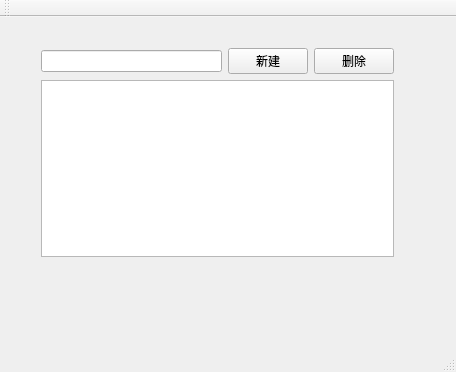
llfWilliam/ToDoList, file mainwindow.ui: the form before one commit.
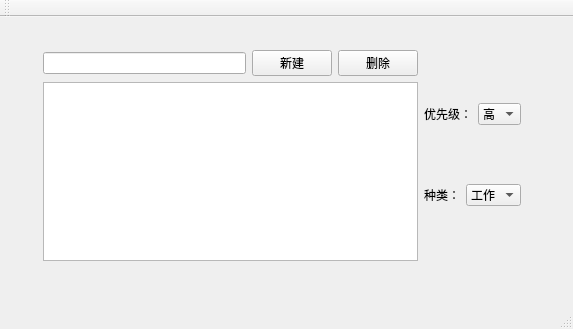
The form after the commit.

```diff
--- a/mainwindow.ui
+++ b/mainwindow.ui
@@ -6,23 +6,25 @@
    <rect>
     <x>0</x>
     <y>0</y>
-    <width>456</width>
-    <height>372</height>
+    <width>573</width>
+    <height>329</height>
    </rect>
   </property>
   <property name="windowTitle">
    <string>MainWindow</string>
   </property>
   <widget class="QWidget" name="centralWidget">
-   <widget class="QWidget" name="layoutWidget">
+   <widget class="QWidget" name="">
     <property name="geometry">
      <rect>
-      <x>30</x>
-      <y>20</y>
-      <width>375</width>
-      <height>231</height>
+      <x>32</x>
+      <y>22</y>
+      <width>500</width>
+      <height>233</height>
      </rect>
     </property>
+    <layout class="QHBoxLayout" name="horizontalLayout_4">
+     <item>
     <layout class="QVBoxLayout" name="verticalLayout">
      <item>
       <layout class="QHBoxLayout" name="horizontalLayout">
@@ -49,6 +51,72 @@
       <widget class="QListWidget" name="taskList"/>
      </item>
     </layout>
+     </item>
+     <item>
+      <layout class="QVBoxLayout" name="verticalLayout_2">
+       <item>
+        <layout class="QHBoxLayout" name="horizontalLayout_2">
+         <item>
+          <widget class="QLabel" name="label">
+           <property name="text">
+            <string>优先级：</string>
+           </property>
+          </widget>
+         </item>
+         <item>
+          <widget class="QComboBox" name="priorityComboBox">
+           <item>
+            <property name="text">
+             <string>高</string>
+            </property>
+           </item>
+           <item>
+            <property name="text">
+             <string>中</string>
+            </property>
+           </item>
+           <item>
+            <property name="text">
+             <string>低</string>
+            </property>
+           </item>
+          </widget>
+         </item>
+        </layout>
+       </item>
+       <item>
+        <layout class="QHBoxLayout" name="horizontalLayout_3">
+         <item>
+          <widget class="QLabel" name="label_2">
+           <property name="text">
+            <string>种类：</string>
+           </property>
+          </widget>
+         </item>
+         <item>
+          <widget class="QComboBox" name="categoryComboBox">
+           <item>
+            <property name="text">
+             <string>工作</string>
+            </property>
+           </item>
+           <item>
+            <property name="text">
+             <string>个人</string>
+            </property>
+           </item>
+           <item>
+            <property name="text">
+             <string>学习</string>
+            </property>
+           </item>
+          </widget>
+         </item>
+        </layout>
+       </item>
+      </layout>
+     </item>
+    </layout>
    </widget>
   </widget>
   <widget class="QMenuBar" name="menuBar">
```
Left out of the diff: 2 changed lines with no effect on the pictures. Lines whose indentation alone changed are shown as unchanged.
